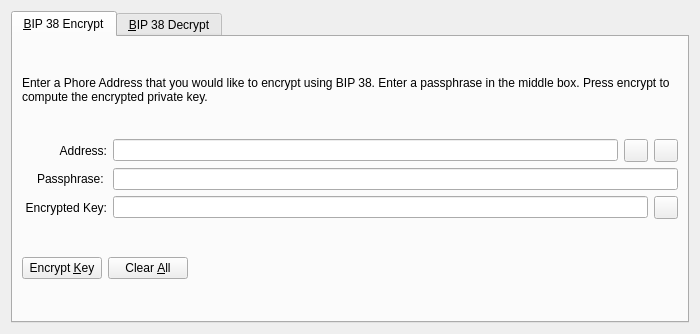
First picture: the form in src/qt/forms/bip38tooldialog.ui, repository 22388o/CryptoDEX, before the edit.
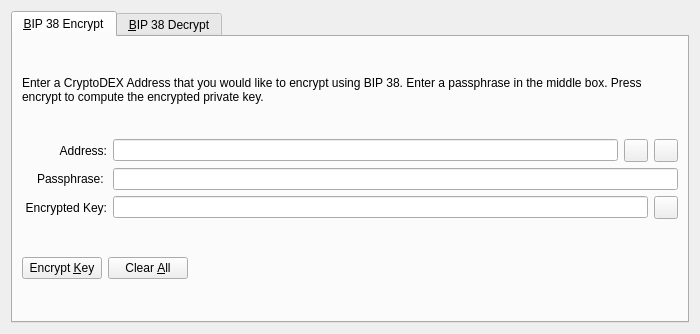
Second picture: the form after the edit. The open tabs and pages were chosen to show the change. Icons and pictures are not drawn. Custom widgets are drawn as their Qt base class.

The edit to the form file:
```diff
--- a/src/qt/forms/bip38tooldialog.ui
+++ b/src/qt/forms/bip38tooldialog.ui
@@ -30,7 +30,7 @@
        <item>
         <widget class="QLabel" name="infoLabel_ENC">
          <property name="text">
-          <string>Enter a Phore Address that you would like to encrypt using BIP 38. Enter a passphrase in the middle box. Press encrypt to compute the encrypted private key.</string>
+          <string>Enter a CryptoDEX Address that you would like to encrypt using BIP 38. Enter a passphrase in the middle box. Press encrypt to compute the encrypted private key.</string>
          </property>
          <property name="textFormat">
           <enum>Qt::PlainText</enum>
```
Left out of the diff: 22 changed lines with no effect on the pictures.
